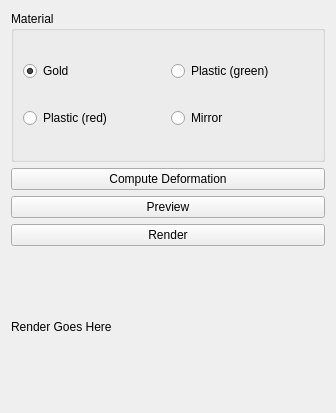
Before: the Qt Designer form widgets/manager.ui in Daichip/Project_Tesi, drawn with Qt 5.
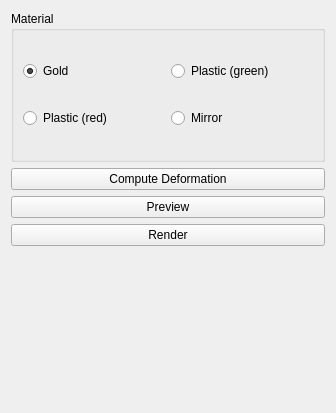
After: the same form once the commit is applied.

The edit to the form file:
```diff
--- a/widgets/manager.ui
+++ b/widgets/manager.ui
@@ -78,7 +78,7 @@
    <item>
     <widget class="QLabel" name="imageLabelViewer">
      <property name="text">
-      <string>Render Goes Here</string>
+      <string/>
      </property>
     </widget>
    </item>
```
